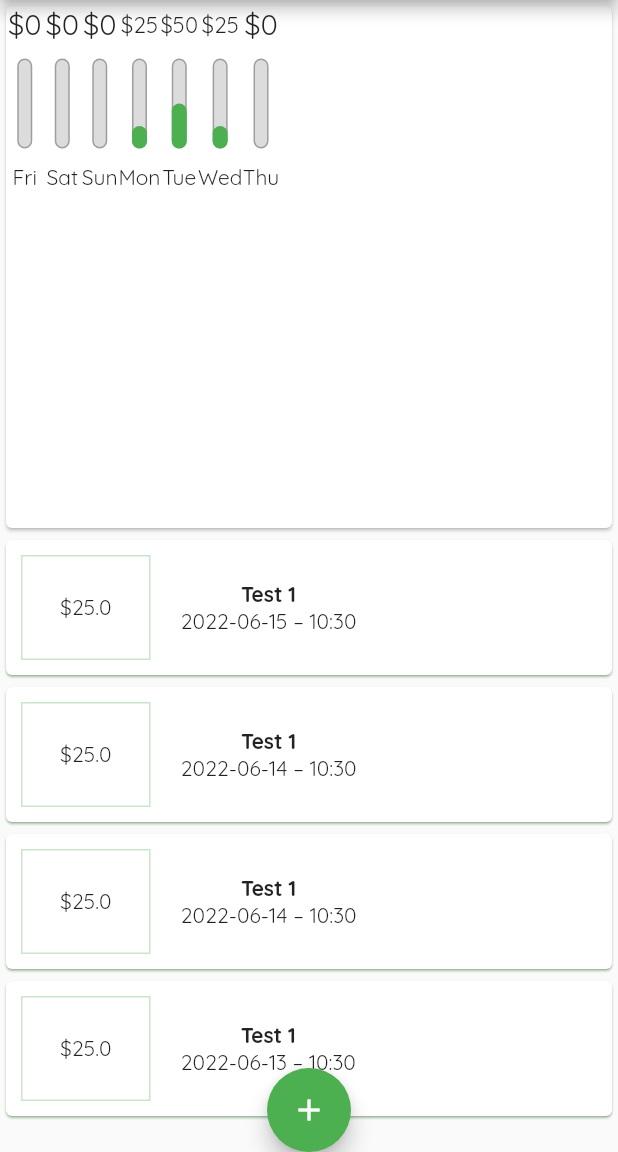
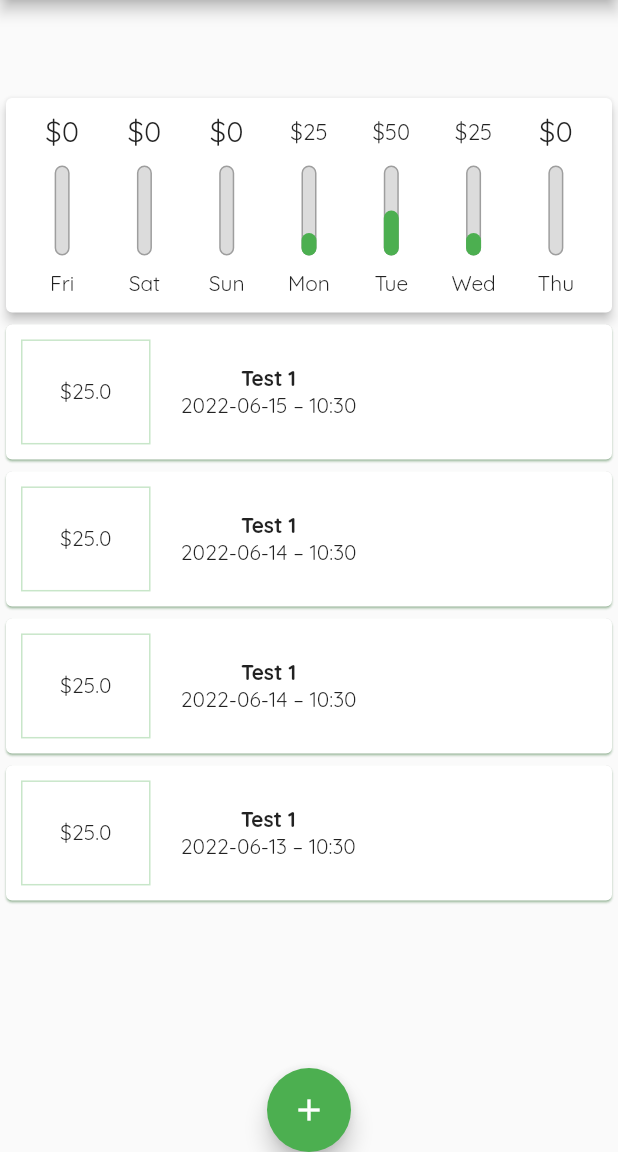
Before and after one commit to roman-romanov-o/flutter-practice, a Flutter app: the screen it shows after launch, on a phone screen of 412 x 824 dp, the part 84-1236 px from its top. Run offline on Flutter 3.47's test engine with Material 2 defaults, Android fonts, the phone set to English and light mode, and no system bars.

Commit message:
Some styling

```diff
--- a/section_4/section_4_practice/lib/main.dart
+++ b/section_4/section_4_practice/lib/main.dart
@@ -135,10 +135,7 @@ class _MyHomePageState extends State<MyHomePage> {
         child: Column(
           mainAxisAlignment: MainAxisAlignment.center,
           children: <Widget>[
-              Flexible(
-
-                child: Chart(recentTransactions),
-              ),
+              Chart(recentTransactions),
               TransactionList(transactions),
           ],
         ),
--- a/section_4/section_4_practice/lib/widgets/chart.dart
+++ b/section_4/section_4_practice/lib/widgets/chart.dart
@@ -50,10 +50,15 @@ class Chart extends StatelessWidget {
   @override
   Widget build(BuildContext context) {
     return Card(
-      elevation: 1,
-      child: Row(
-        children: chartBars,
-      ),
+      elevation: 3,
+      child: Container(
+        padding: EdgeInsets.all(10),
+        child: Row(
+          mainAxisAlignment: MainAxisAlignment.spaceAround,
+          children: chartBars,
+        ),
+      )
+
     );
   }
 }
--- a/section_4/section_4_practice/lib/widgets/chart_bar.dart
+++ b/section_4/section_4_practice/lib/widgets/chart_bar.dart
@@ -10,6 +10,7 @@ class ChartBar extends StatelessWidget {
   @override
   Widget build(BuildContext context) {
     return Flexible(
+      fit: FlexFit.tight,
       child: Column(
         children: [
           Container(
--- a/section_4/section_4_practice/lib/widgets/transaction_list.dart
+++ b/section_4/section_4_practice/lib/widgets/transaction_list.dart
@@ -13,7 +13,7 @@ class TransactionList extends StatelessWidget {
     final deviceWidth =MediaQuery.of(context).size.width;
 
     return Container(
-      height: deviceHeight * 0.5,
+      height: deviceHeight * 0.6,
       width: deviceWidth,
       child: transactions.isEmpty ? Column(
         children: [
```
